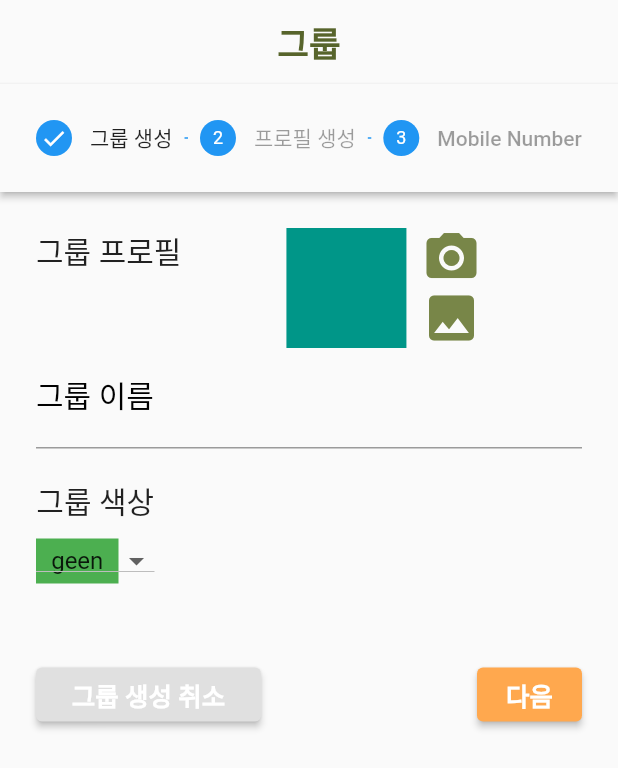
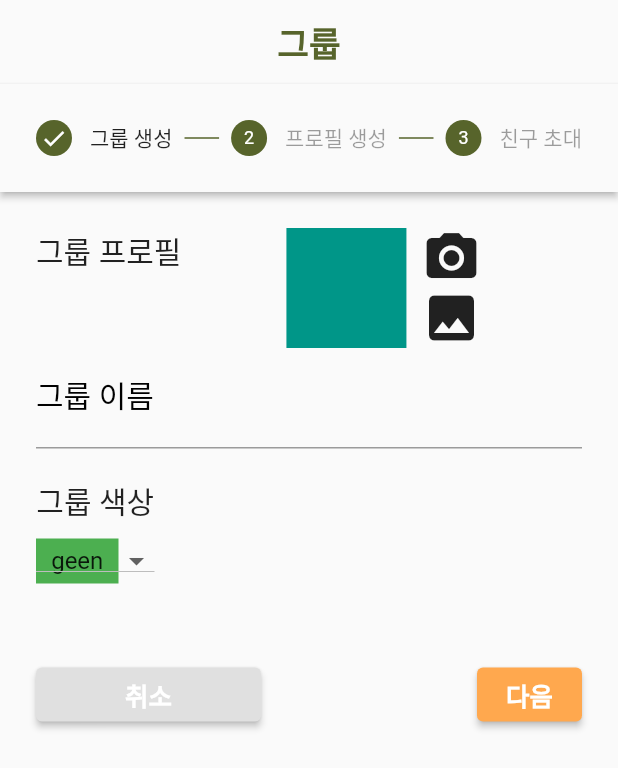
Before and after one commit to cej3827/ummmm, a Flutter app: the groupCreate screen opened directly, on a phone screen of 412 x 824 dp. Shown: the top 768 px of the screen. Run offline on Flutter 3.47's test engine with Material 2 defaults, Android fonts, the phone set to English and light mode, and no system bars; our stand-ins replace table_calendar, timer_builder; Roboto replaces fonts that are missing (cafe).

Commit message:
[front] 코드발급 완!!!!!!

```diff
--- a/newflutter/lib/groupcreate.dart
+++ b/newflutter/lib/groupcreate.dart
@@ -1,4 +1,6 @@
 import 'package:flutter/material.dart';
+import 'dart:math';
+import 'groupselect.dart';
 
 class groupCreate extends StatefulWidget {
   const groupCreate({Key? key}) : super(key: key);
@@ -9,6 +11,7 @@ class groupCreate extends StatefulWidget {
 
 class ColorItem {
   ColorItem(this.name, this.color);
+
   final String name;
   final Color color;
 }
@@ -16,6 +19,7 @@ class ColorItem {
 class _groupCreateState extends State<groupCreate> {
   int _currentStep = 0;
   StepperType stepperType = StepperType.vertical;
+  var outputText = ' ';
 
   final List<ColorItem> _colorList = [
     ColorItem("geen", Colors.green),
@@ -23,6 +27,17 @@ class _groupCreateState extends State<groupCreate> {
     ColorItem("blue", Colors.blue),
   ];
   late ColorItem _selectedValue;
+
+  final _codeList = ['aaaaaaaaa','bbbbbbbbb','ccccccccc','ddddddddd','eeeeeeeee'];
+
+  int num = Random().nextInt(5);
+
+  void buttonClicked() {
+    setState(() {
+      outputText = _codeList[num];
+    });
+    print(outputText);
+  }
 
   @override
   void initState() {
@@ -40,7 +55,12 @@ class _groupCreateState extends State<groupCreate> {
           backgroundColor: Colors.transparent,
           elevation: 0.0,
         ),
-      body: Container(
+        body: Theme(
+          data: ThemeData(
+              colorScheme: ColorScheme.light(
+                  primary: Color(0xFF57642B)
+              ),
+          ),
           child: Column(
             children: [
               Expanded(
@@ -58,36 +78,39 @@ class _groupCreateState extends State<groupCreate> {
                           Row(
                             crossAxisAlignment: CrossAxisAlignment.start,
                             children: [
-                            Text('그룹 프로필',style: TextStyle(fontSize: 20),),
+                              Text('그룹 프로필', style: TextStyle(fontSize: 20),),
                               SizedBox(width: 70,),
-                            Container(width: 80,height: 80,color: Colors.teal,),
+                              Container(width: 80, height: 80, color: Colors.teal,),
                               SizedBox(width: 10,),
                               Column(
                                 children: [
-                                Icon(Icons.camera_alt,size: 40,),
-                                Icon(Icons.image,size: 40,)
+                                  Icon(Icons.camera_alt, size: 40,),
+                                  Icon(Icons.image, size: 40,)
                                 ],
                               )
                             ],
                           ),
                           TextFormField(
-                          decoration: InputDecoration(labelStyle: TextStyle(color: Colors.black,fontSize: 20),labelText: '그룹 이름', hintText: '그룹 이름 입력'),
+                            decoration: InputDecoration(
+                              labelStyle:
+                              TextStyle(color: Colors.black, fontSize: 20), labelText: '그룹 이름', hintText: '그룹 이름 입력'),
                           ),
                           SizedBox(height: 20,),
                           Container(
                               padding: EdgeInsets.fromLTRB(0, 0, 285, 0),
                               child: Column(
                                 children: [
-                                Text('그룹 색상',style: TextStyle(fontSize: 20),),
+                                  Text('그룹 색상', style: TextStyle(fontSize: 20),),
                                   SizedBox(height: 10,),
                                   Container(
                                     width: 200, height: 30,
-                                  //color: _selectedValue.color,
                                     child: DropdownButton(
                                       isExpanded: true,
                                       value: _selectedValue,
-                                    items: _colorList.map<DropdownMenuItem<ColorItem>>(
-                                            (ColorItem item) => DropdownMenuItem<ColorItem>(
+                                      items: _colorList
+                                          .map<DropdownMenuItem<ColorItem>>(
+                                              (ColorItem item) =>
+                                                  DropdownMenuItem<ColorItem>(
                                                     value: item,
                                                     child: Container(
                                                       alignment: Alignment.center,
@@ -97,7 +120,7 @@ class _groupCreateState extends State<groupCreate> {
                                                     ),
                                                   ))
                                           .toList(),
-                                    onChanged: (ColorItem? value)=>
+                                      onChanged: (ColorItem? value) =>
                                           setState(() => _selectedValue = value!),
                                     ),
                                   )
@@ -111,7 +134,6 @@ class _groupCreateState extends State<groupCreate> {
                       state: _currentStep >= 0
                           ? StepState.complete
                           : StepState.disabled,
-
                     ),
                     Step(
                       title: new Text('프로필 생성'),
@@ -120,36 +142,41 @@ class _groupCreateState extends State<groupCreate> {
                           Row(
                             crossAxisAlignment: CrossAxisAlignment.start,
                             children: [
-                            Text('개인 프로필',style: TextStyle(fontSize: 20),),
+                              Text('개인 프로필', style: TextStyle(fontSize: 20),),
                               SizedBox(width: 70,),
-                            Container(width: 80,height: 80,color: Colors.teal,),
+                              Container(width: 80, height: 80, color: Colors.teal,),
                               SizedBox(width: 10,),
                               Column(
                                 children: [
-                                Icon(Icons.camera_alt,size: 40,),
-                                Icon(Icons.image,size: 40,)
+                                  Icon(Icons.camera_alt, size: 40,),
+                                  Icon(Icons.image, size: 40,)
                                 ],
                               )
                             ],
                           ),
                           TextFormField(
-                          decoration: InputDecoration(labelStyle: TextStyle(color: Colors.black,fontSize: 20),labelText: '프로필 닉네임', hintText: '프로필 닉네임 입력'),
+                            decoration: InputDecoration(
+                                labelStyle: TextStyle(color: Colors.black, fontSize: 20),
+                                labelText: '프로필 닉네임',
+                                hintText: '프로필 닉네임 입력'
+                            ),
                           ),
                           SizedBox(height: 20,),
                           Container(
                               padding: EdgeInsets.fromLTRB(0, 0, 285, 0),
                               child: Column(
                                 children: [
-                                Text('개인 색상',style: TextStyle(fontSize: 20),),
+                                  Text('개인 색상', style: TextStyle(fontSize: 20),),
                                   SizedBox(height: 10,),
                                   Container(
                                     width: 200, height: 30,
-                                  //color: _selectedValue.color,
                                     child: DropdownButton(
                                       isExpanded: true,
                                       value: _selectedValue,
-                                    items: _colorList.map<DropdownMenuItem<ColorItem>>(
-                                            (ColorItem item) => DropdownMenuItem<ColorItem>(
+                                      items: _colorList
+                                          .map<DropdownMenuItem<ColorItem>>(
+                                              (ColorItem item) =>
+                                                  DropdownMenuItem<ColorItem>(
                                                     value: item,
                                                     child: Container(
                                                       alignment: Alignment.center,
@@ -159,7 +186,7 @@ class _groupCreateState extends State<groupCreate> {
                                                     ),
                                                   ))
                                           .toList(),
-                                    onChanged: (ColorItem? value)=>
+                                      onChanged: (ColorItem? value) =>
                                           setState(() => _selectedValue = value!),
                                     ),
                                   )
@@ -175,13 +202,25 @@ class _groupCreateState extends State<groupCreate> {
                           : StepState.disabled,
                     ),
                     Step(
-                    title: new Text('Mobile Number'),
+                      title: new Text('친구 초대'),
                       content: Column(
                         children: <Widget>[
-                        TextFormField(
-                          decoration: InputDecoration(labelText: 'Mobile Number'),
+                          Column(
+                            children: [
+                              SizedBox(height: 70,),
+                              ElevatedButton(
+                                onPressed: buttonClicked,
+                                child: Text('코드 발급 받기',style: TextStyle(fontSize: 23,fontWeight: FontWeight.bold),),
+                                style: ElevatedButton.styleFrom(
+                                  backgroundColor: Color(0xFFFFA84E),
+                                  fixedSize: Size(200, 50),
                                 ),
-                        SizedBox(height: 50,)
+                              ),
+                              SizedBox(height: 40,),
+                              Text(outputText,style: TextStyle(fontSize: 30,fontWeight: FontWeight.bold,color: Color(0xFF57642B)),)
+                            ],
+                          ),
+                          SizedBox(height: 81,)
                         ],
                       ),
                       isActive: _currentStep >= 0,
@@ -189,17 +228,21 @@ class _groupCreateState extends State<groupCreate> {
                           ? StepState.complete
                           : StepState.disabled,
                     ),
-
                   ],
-                controlsBuilder: (BuildContext context, ControlsDetails details) {
+                  controlsBuilder:
+                      (BuildContext context, ControlsDetails details) {
                     return Row(
                       mainAxisAlignment: MainAxisAlignment.spaceBetween,
                       children: [
                         ElevatedButton(
                           onPressed: () {
+                            if (_currentStep <= 0) {
                               Navigator.pop(context);
+                            } else {
+                              cancel();
+                            }
                           },
-                          child: Text('그룹 생성 취소',style: TextStyle(fontSize: 17,fontWeight: FontWeight.bold),),
+                          child: Text('취소', style: TextStyle(fontSize: 17, fontWeight: FontWeight.bold),),
                           style: ElevatedButton.styleFrom(
                             backgroundColor: Color(0xFFE0E0E0),
                             fixedSize: Size(150, 25),
@@ -207,15 +250,22 @@ class _groupCreateState extends State<groupCreate> {
                         ),
                         ElevatedButton(
                           onPressed: () {
+                            if (_currentStep >= 2) {
+                              Navigator.push(
+                                  context,
+                                  MaterialPageRoute(
+                                      builder: (context) => const groupSelect()));
+                            } else {
                               continued();
+                            }
                           },
-                        child: Text('다음',style: TextStyle(fontSize: 17,fontWeight: FontWeight.bold,),),
+                          child: Text('다음', style: TextStyle(fontSize: 17, fontWeight: FontWeight.bold,),
+                          ),
                           style: ElevatedButton.styleFrom(
                             backgroundColor: Color(0xFFFFA84E),
                             fixedSize: Size(70, 25),
                           ),
                         ),
-
                       ],
                     );
                   },
@@ -223,8 +273,7 @@ class _groupCreateState extends State<groupCreate> {
               )
             ],
           ),
-      )
-    );
+        ));
   }
 
   switchStepsType() {
--- a/newflutter/lib/questionlist.dart
+++ b/newflutter/lib/questionlist.dart
@@ -112,7 +112,6 @@ class qlist extends StatelessWidget {
   }
 }
 
-//질문리스트에서 질문 누르면 답변 나오는 새창 만드는 중..
 
 class answerpopup extends StatelessWidget {
   answerpopup({Key? key}) : super(key: key);
```
Lines whose indentation alone changed are shown as unchanged.
